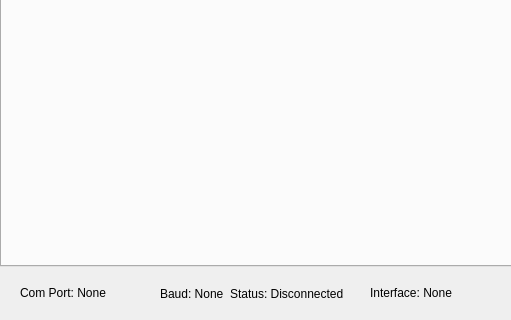
The window that mainwindow.ui (malcom2073/obdtool) describes before a commit, drawn with Qt 5; both pictures show x 0 to 511 and y 513 to 833 of the 1234 by 833 pixel window.
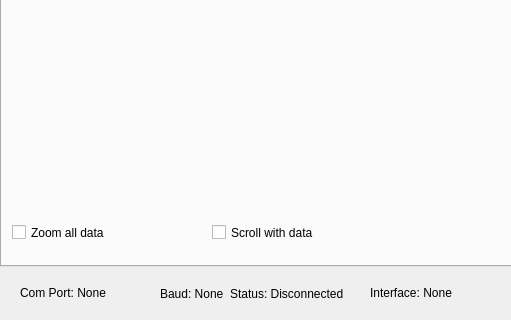
The same window after the commit. The open tabs and pages were chosen to show the change.

Commit message: Changes for graphs to make them work

The edit to the form file:
```diff
--- a/mainwindow.ui
+++ b/mainwindow.ui
@@ -23,6 +23,12 @@
       <height>761</height>
      </rect>
     </property>
+    <property name="tabPosition">
+     <enum>QTabWidget::North</enum>
+    </property>
+    <property name="tabShape">
+     <enum>QTabWidget::Rounded</enum>
+    </property>
     <property name="currentIndex">
      <number>5</number>
     </property>
@@ -227,6 +233,32 @@
      <attribute name="title">
       <string>Graphs</string>
      </attribute>
+     <widget class="QCheckBox" name="graphZoomCheckBox">
+      <property name="geometry">
+       <rect>
+        <x>10</x>
+        <y>690</y>
+        <width>131</width>
+        <height>21</height>
+       </rect>
+      </property>
+      <property name="text">
+       <string>Zoom all data</string>
+      </property>
+     </widget>
+     <widget class="QCheckBox" name="graphScrollCheckBox">
+      <property name="geometry">
+       <rect>
+        <x>210</x>
+        <y>690</y>
+        <width>151</width>
+        <height>21</height>
+       </rect>
+      </property>
+      <property name="text">
+       <string>Scroll with data</string>
+      </property>
+     </widget>
     </widget>
     <widget class="QWidget" name="readinessTab">
      <attribute name="title">
```
Left out of the diff: 4 changed lines with no effect on the pictures. The commit also changes 4 other files.
